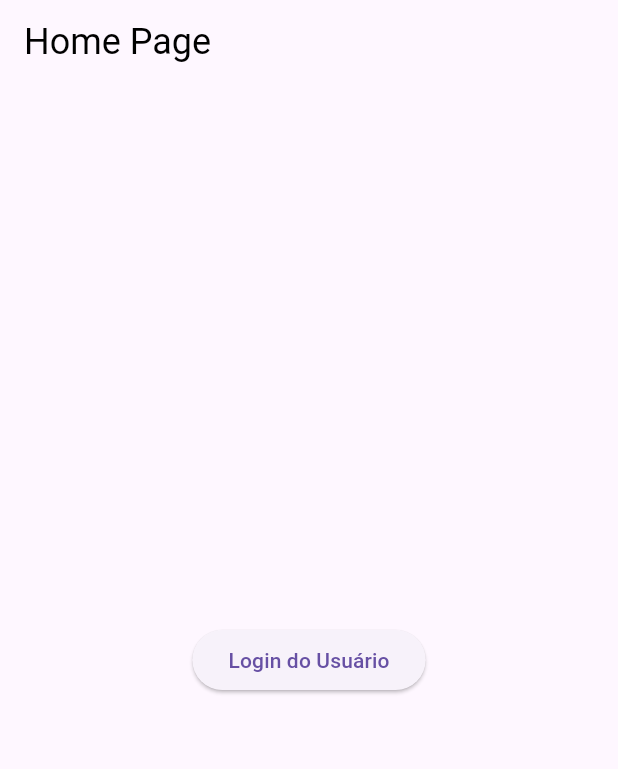
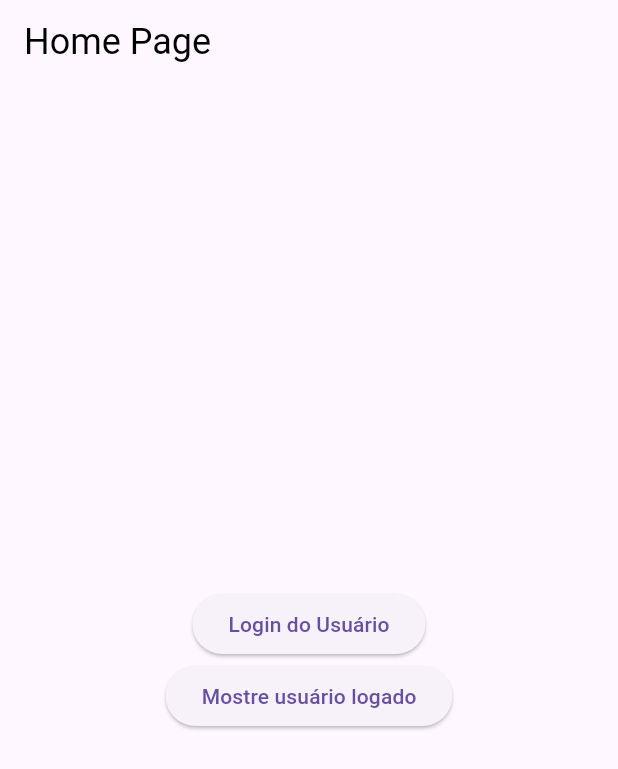
Before and after one commit to dariopmaciel/flutter_firebase_adf, a Flutter app: the screen it shows after launch, on a phone screen of 412 x 824 dp. Shown: the top 769 px of the screen. Run offline on Flutter 3.47's test engine with Material 3 defaults, Android fonts, the phone set to English and light mode, and no system bars; our stand-ins replace firebase_auth, firebase_core; accounts and stored records are empty.

Commit message:
login+logout+ show user=ok

```diff
--- a/lib/auth/email_password/login_page.dart.dart
+++ b/lib/auth/email_password/login_page.dart.dart
@@ -77,6 +77,7 @@ class _LoginPageState extends State<LoginPage> {
       message = "Email validado com sucesso";
     }
 
+    //UPDATE de usuário e senha
     await user?.updateDisplayName("CACO");
     // ignore: use_build_context_synchronously
     ScaffoldMessenger.of(context).showSnackBar(
--- a/lib/home_page.dart
+++ b/lib/home_page.dart
@@ -1,35 +1,45 @@
+import 'package:firebase_auth/firebase_auth.dart';
 import 'package:flutter/material.dart';
 
 class HomePage extends StatefulWidget {
-
-  const HomePage({ super.key });
+  const HomePage({super.key});
 
   @override
   State<HomePage> createState() => _HomePageState();
 }
 
 class _HomePageState extends State<HomePage> {
-   @override
-   Widget build(BuildContext context) {
-        return Scaffold(
+//
+//Escuta as aterações DE ESTADO dentro do firebase
+  @override
+  void initState() {
+    FirebaseAuth.instance.authStateChanges().listen((User? user) {
+      print("Usuário logado? ${user != null}");
+    });
+    super.initState();
+
+
+  }
+
+  @override
+  Widget build(BuildContext context) {
+    return Scaffold(
       appBar: AppBar(title: const Text("Home Page")),
       body: Center(
         child: Column(
           mainAxisAlignment: MainAxisAlignment.center,
           children: <Widget>[
             ElevatedButton(
+                onPressed: () {
+                  Navigator.of(context).pushNamed('/auth/email_password/login');
+                },
+                child: const Text("Login do Usuário")),
+            ElevatedButton(
               onPressed: () {
-                Navigator.of(context).pushNamed('/auth/email_password/login');
+                Navigator.of(context).pushNamed("/auth/show_user");
               },
-              child: const Text("Login do Usuário"),
+              child: const Text("Mostre usuário logado"),
             ),
-            // ElevatedButton(
-            //   onPressed: () {
-            //     Navigator.of(context)
-            //         .pushNamed('/auth/email_password/register');
-            //   },
-            //   child: const Text("Register User E-mail Password"),
-            // ),
           ],
         ),
       ),
--- a/lib/main.dart
+++ b/lib/main.dart
@@ -1,7 +1,9 @@
+import 'package:firebase_auth/firebase_auth.dart';
 import 'package:firebase_core/firebase_core.dart';
 import 'package:flutter/material.dart';
 import 'package:flutter_firebase/auth/email_password/login_page.dart.dart';
 import 'package:flutter_firebase/auth/email_password/register_page.dart';
+import 'package:flutter_firebase/auth/show_user.dart';
 import 'package:flutter_firebase/firebase_options.dart';
 import 'package:flutter_firebase/home_page.dart';
 
@@ -9,6 +11,9 @@ Future<void> main() async {
   WidgetsFlutterBinding.ensureInitialized();
   await Firebase.initializeApp(options: DefaultFirebaseOptions.currentPlatform);
   runApp(const MyApp());
+  //não persiste login
+  //cada vez que sair do app ele se deslogará!!!
+  await FirebaseAuth.instance.setPersistence(Persistence.NONE);
 }
 
 class MyApp extends StatelessWidget {
@@ -30,9 +35,10 @@ class MyApp extends StatelessWidget {
       ),
       initialRoute: '/home_page',
       routes: {
-        '/home_page' : (_) => const HomePage(),
+        '/home_page': (_) => const HomePage(),
+        '/auth/email_password/login': (_) => const LoginPage(),
         '/auth/email_password/register': (_) => const RegisterPage(),
-        '/auth/email_password/login': (_) => const LoginPage(),
+        '/auth/show_user': (_) => const ShowUser(),
       },
       // home: const MyHomePage(title: 'Home Page'),
     );
```
Also changed, not shown: lib/auth/show_user.dart (added, +47 -0 lines).
